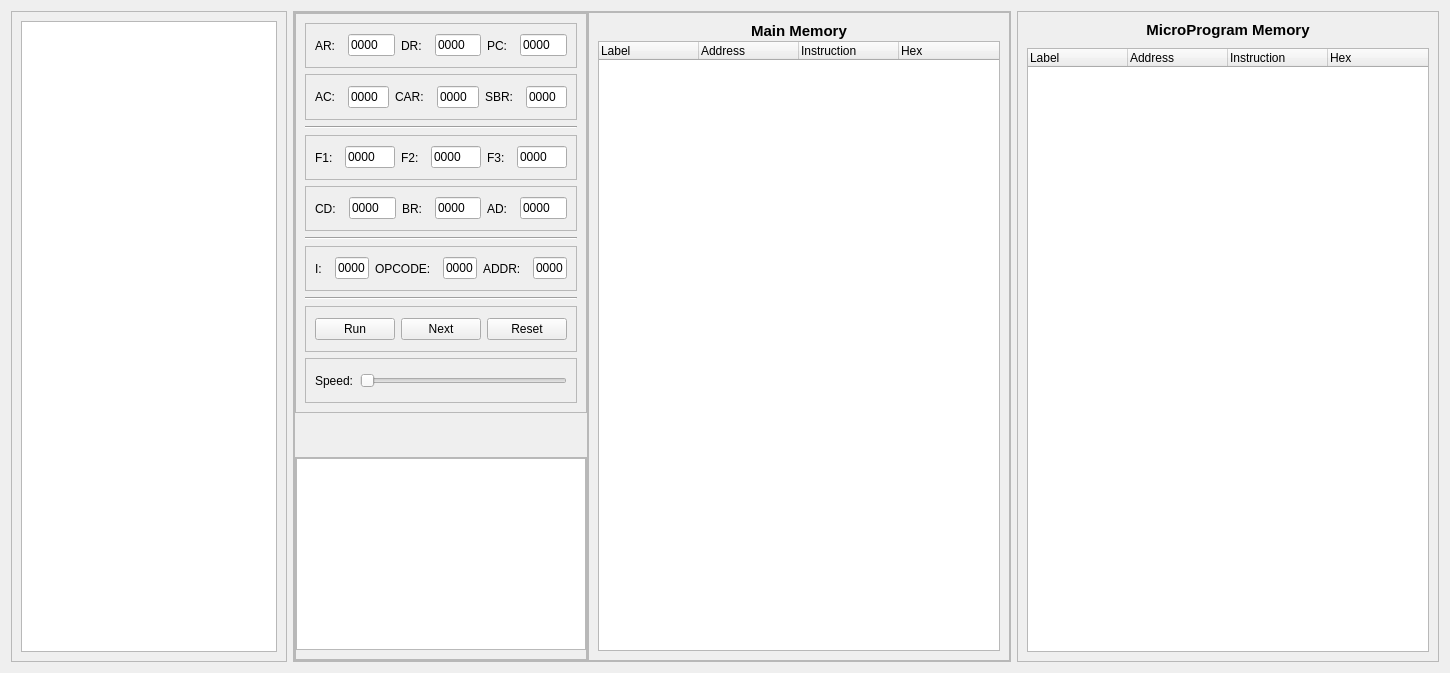
Amirmehdig/mano-microprogram-simulator, file ui/program_tab.ui: the form before one commit.
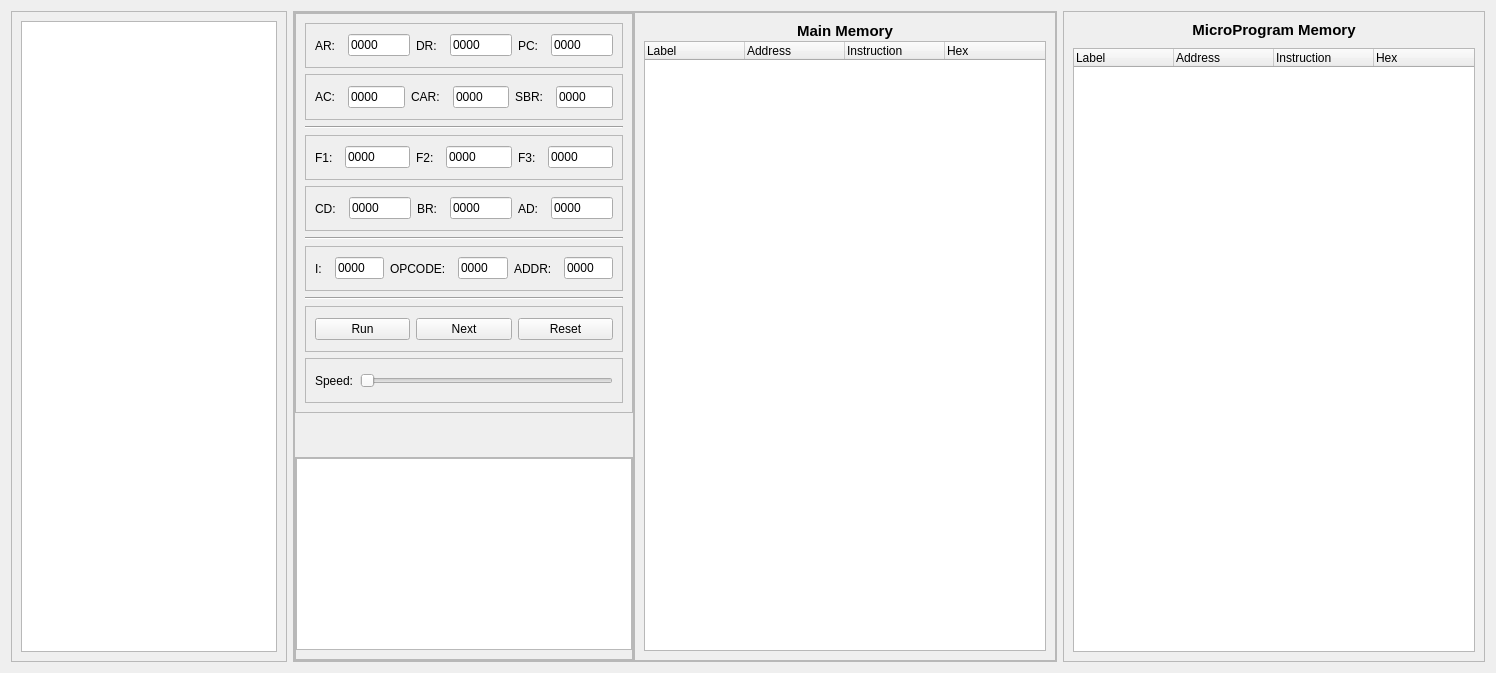
The form after the commit.

Patch:
```diff
--- a/ui/program_tab.ui
+++ b/ui/program_tab.ui
@@ -6,7 +6,7 @@
    <rect>
     <x>0</x>
     <y>0</y>
-    <width>1245</width>
+    <width>1496</width>
     <height>673</height>
    </rect>
   </property>
@@ -713,6 +713,9 @@
               <property name="frameShadow">
                <enum>QFrame::Sunken</enum>
               </property>
+              <property name="readOnly">
+               <bool>true</bool>
+              </property>
              </widget>
             </item>
            </layout>
```
Left out of the diff: 46 changed lines with no effect on the pictures.
